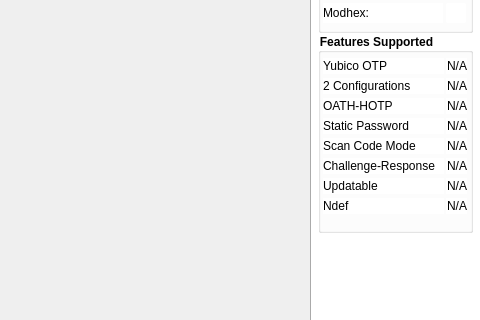
Yubico/yubikey-personalization-gui-dpkg, file src/ui/mainwindow.ui: the form before one commit; both pictures show x 420 to 900 and y 380 to 700 of the 900 by 700 pixel window.
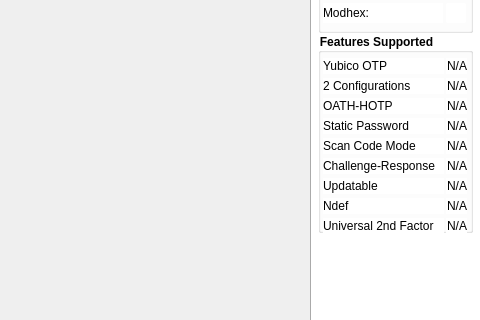
The form after the commit. Icons and pictures are not drawn.

Patch:
```diff
--- a/src/ui/mainwindow.ui
+++ b/src/ui/mainwindow.ui
@@ -505,6 +505,44 @@
        <set>Qt::AlignRight|Qt::AlignTrailing|Qt::AlignVCenter</set>
       </property>
      </widget>
+     <widget class="QLabel" name="u2fSupportDescLbl">
+      <property name="geometry">
+       <rect>
+        <x>5</x>
+        <y>185</y>
+        <width>121</width>
+        <height>16</height>
+       </rect>
+      </property>
+      <property name="styleSheet">
+       <string notr="true">font-weight: normal;</string>
+      </property>
+      <property name="lineWidth">
+       <number>2</number>
+      </property>
+      <property name="text">
+       <string>Universal 2nd Factor </string>
+      </property>
+     </widget>
+     <widget class="QLabel" name="u2fSupportLbl">
+      <property name="geometry">
+       <rect>
+        <x>128</x>
+        <y>185</y>
+        <width>21</width>
+        <height>16</height>
+       </rect>
+      </property>
+      <property name="styleSheet">
+       <string notr="true">font-weight: normal;</string>
+      </property>
+      <property name="text">
+       <string>N/A</string>
+      </property>
+      <property name="alignment">
+       <set>Qt::AlignRight|Qt::AlignTrailing|Qt::AlignVCenter</set>
+      </property>
+     </widget>
     </widget>
     <widget class="QLabel" name="logoImg">
      <property name="geometry">
```
